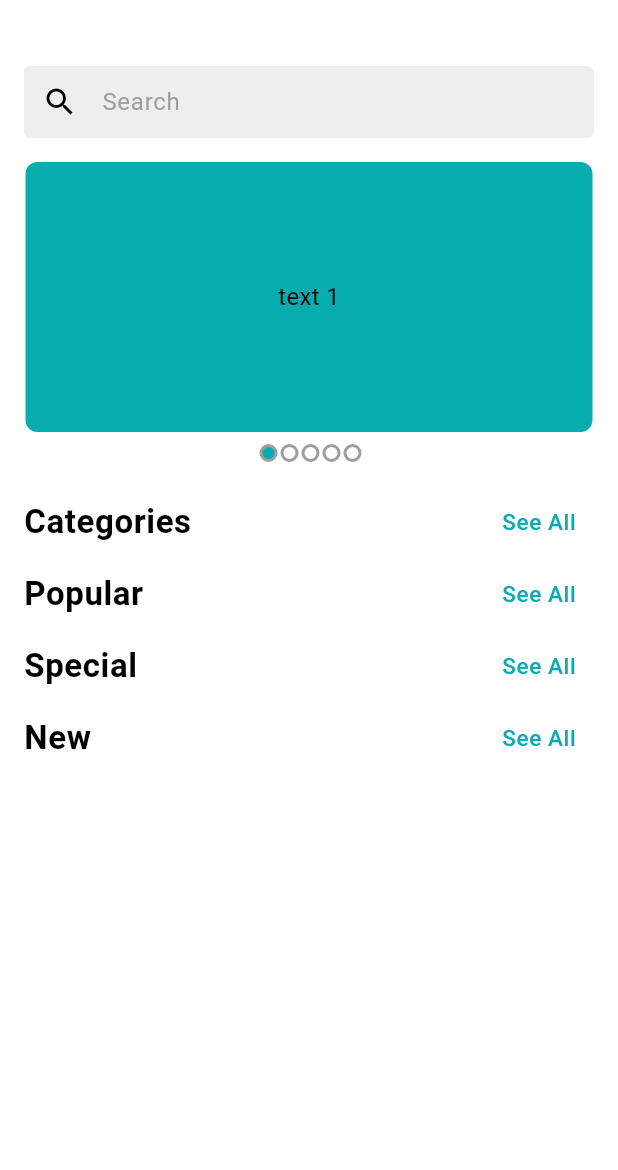
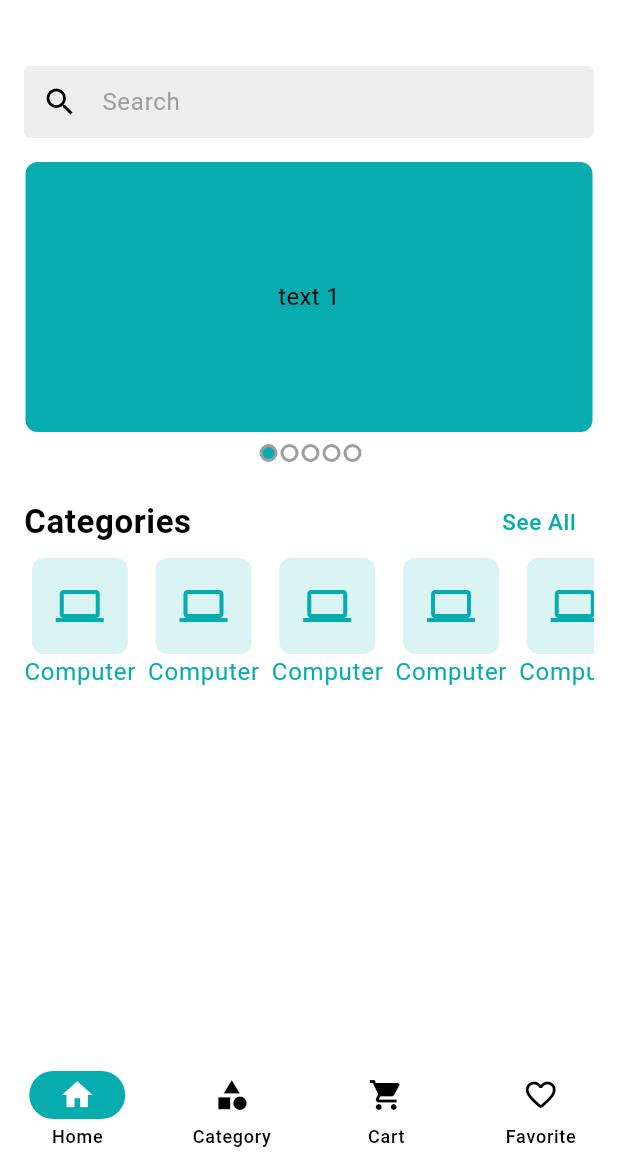
Before and after one commit to BappyGuria/ecapp, a Flutter app: the screen it shows after launch, on a phone screen of 412 x 824 dp, the part 66-1236 px from its top. Run offline on Flutter 3.47's test engine with Material 3 defaults, Android fonts, the phone set to English and light mode, and no system bars; drawn by our look-alikes of carousel_slider; our stand-ins replace email_validator, firebase_core, firebase_crashlytics, flutter_svg, get; accounts and stored records are empty.

Commit message:
Bottom Nav Bar Screen Add

```diff
--- a/lib/app/app.dart
+++ b/lib/app/app.dart
@@ -1,5 +1,7 @@
 import 'package:ecapp/features/auth/ui/screens/splash_screen.dart';
+import 'package:ecapp/features/commone/ui/controller/controller_binder.dart';
 import 'package:flutter/material.dart';
+import 'package:get/get.dart';
 
 import 'app_routs.dart';
 import 'app_theme.dart';
@@ -9,12 +11,13 @@ class CraftyBay extends StatelessWidget {
 
   @override
   Widget build(BuildContext context) {
-    return MaterialApp(
+    return GetMaterialApp(
       debugShowCheckedModeBanner: false,
       theme: AppTheme.lightTheme,
       initialRoute: SplashScreen.name,
       onGenerateRoute: AppRouts.routes,
       home: SplashScreen(),
+      initialBinding: ControllerBinder(),
     );
   }
 }
--- a/lib/app/app_routs.dart
+++ b/lib/app/app_routs.dart
@@ -1,9 +1,7 @@
-import 'package:ecapp/features/home/ui/screens/home_screens.dart';
+import 'package:ecapp/features/commone/ui/screens/main_bottom_nav_screens.dart';
 import 'package:ecapp/features/auth/ui/screens/login_screen.dart';
 import 'package:ecapp/features/auth/ui/screens/sign_up_screens.dart';
-import 'package:flutter/cupertino.dart';
 import 'package:flutter/material.dart';
-
 import '../features/auth/ui/screens/splash_screen.dart';
 
 class AppRouts{
@@ -15,8 +13,8 @@ class AppRouts{
       screenWidget = LoginScreen();
     }if(settings.name == SignUpScreens.name){
       screenWidget = SignUpScreens();
-    }if(settings.name == HomeScreens.name){
-      screenWidget = HomeScreens();
+    }if(settings.name == MainBottomNavScreens.name){
+      screenWidget = MainBottomNavScreens();
     }
     return MaterialPageRoute(builder: (context) => screenWidget);
   }
--- a/lib/features/auth/ui/screens/splash_screen.dart
+++ b/lib/features/auth/ui/screens/splash_screen.dart
@@ -1,3 +1,4 @@
+import 'package:ecapp/features/commone/ui/screens/main_bottom_nav_screens.dart';
 import 'package:ecapp/features/home/ui/screens/home_screens.dart';
 import 'package:ecapp/features/auth/ui/screens/login_screen.dart';
 import 'package:flutter/material.dart';
@@ -23,7 +24,7 @@ class _SplashScreenState extends State<SplashScreen> {
   /// Move TO Login Screen
   Future<void>_moveToLoginScreen()async{
     await Future.delayed(Duration(seconds: 3));
-    Navigator.pushReplacementNamed(context, HomeScreens.name);
+    Navigator.pushReplacementNamed(context, MainBottomNavScreens.name);
   }
 
 
--- /dev/null
+++ b/lib/features/commone/ui/controller/controller_binder.dart
@@ -0,0 +1,10 @@
+import 'package:ecapp/features/commone/ui/controller/main_botom_nav_controller.dart';
+import 'package:get/get.dart';
+
+class ControllerBinder extends Bindings{
+  @override
+  void dependencies() {
+    Get.put(MainBottomNavController());
+  }
+
+}
--- /dev/null
+++ b/lib/features/commone/ui/controller/main_botom_nav_controller.dart
@@ -0,0 +1,23 @@
+import 'package:get/get.dart';
+
+class MainBottomNavController extends GetxController{
+  int _currentIndex = 0;
+
+  int get selectIndex => _currentIndex;
+
+  void changeIndex (int index){
+    if(index == _currentIndex){
+      return;
+    }
+    _currentIndex = index;
+    update();
+  }
+
+  void moveToCategory(){
+    changeIndex(1);
+  }
+
+  void backToHome(){
+    changeIndex(0);
+  }
+}
--- /dev/null
+++ b/lib/features/commone/ui/screens/main_bottom_nav_screens.dart
@@ -0,0 +1,43 @@
+import 'package:ecapp/features/commone/ui/controller/main_botom_nav_controller.dart';
+import 'package:ecapp/features/home/ui/screens/home_screens.dart';
+import 'package:ecapp/features/product/ui/screens/product_category_screen.dart';
+import 'package:flutter/material.dart';
+import 'package:get/get.dart';
+
+class MainBottomNavScreens extends StatefulWidget {
+  const MainBottomNavScreens({super.key});
+
+  static const String name = 'main-bottom-nav';
+
+  @override
+  State<MainBottomNavScreens> createState() => _MainBottomNavScreensState();
+}
+
+class _MainBottomNavScreensState extends State<MainBottomNavScreens> {
+  final List<Widget> _screens = [
+    HomeScreens(),
+    ProductCategoryScreen(),
+    ProductCategoryScreen(),
+    ProductCategoryScreen()
+  ];
+  @override
+  Widget build(BuildContext context) {
+    return GetBuilder<MainBottomNavController>(
+      builder: (navController) {
+        return Scaffold(
+          body: _screens[navController.selectIndex],
+          bottomNavigationBar: NavigationBar(
+            selectedIndex: navController.selectIndex,
+            onDestinationSelected: navController.changeIndex,
+            destinations: [
+              NavigationDestination(icon: Icon(Icons.home), label: 'Home'),
+              NavigationDestination(icon: Icon(Icons.category), label: 'Category'),
+              NavigationDestination(icon: Icon(Icons.shopping_cart), label: 'Cart'),
+              NavigationDestination(icon: Icon(Icons.favorite_outline_rounded), label: 'Favorite'),
+            ],
+          ),
+        );
+      },
+    );
+  }
+}
--- /dev/null
+++ b/lib/features/commone/ui/widget/product_catgory_item.dart
@@ -0,0 +1,34 @@
+import 'package:flutter/material.dart';
+
+import '../../../../app/app_colors.dart';
+
+class ProductCategoryItem extends StatelessWidget {
+  const ProductCategoryItem({
+    super.key,
+  });
+
+  @override
+  Widget build(BuildContext context) {
+    return Column(
+      children: [
+        Container(
+          padding: EdgeInsets.all(16.0),
+          decoration: BoxDecoration(
+              borderRadius: BorderRadius.circular(8),
+              color: AppColors.themeColor.withOpacity(0.15)),
+          child: Icon(
+            Icons.computer,
+            color: AppColors.themeColor,
+            size: 32,
+          ),
+        ),
+        Text(
+          'Computer',
+          style: TextTheme.of(context)
+              .bodyLarge
+              ?.copyWith(color: AppColors.themeColor),
+        )
+      ],
+    );
+  }
+}
--- a/lib/features/home/ui/screens/home_screens.dart
+++ b/lib/features/home/ui/screens/home_screens.dart
@@ -1,8 +1,13 @@
 import 'package:ecapp/app/assets_path.dart';
+import 'package:ecapp/features/commone/ui/controller/main_botom_nav_controller.dart';
+import 'package:ecapp/features/product/ui/screens/product_category_screen.dart';
 import 'package:flutter/material.dart';
 import 'package:flutter_svg/flutter_svg.dart';
+import 'package:get/get.dart';
+import 'package:get/get_core/src/get_main.dart';
 import '../widget/app_bar_icon_button.dart';
 import '../widget/home_carousel_slider.dart';
+import '../../../commone/ui/widget/product_catgory_item.dart';
 import '../widget/product_search_button.dart';
 
 class HomeScreens extends StatefulWidget {
@@ -35,10 +40,10 @@ class _HomeScreensState extends State<HomeScreens> {
               const SizedBox(
                 height: 16,
               ),
-              _buildSectionHeader(title: 'Categories', onTapSeeAll: () {}),
-              _buildSectionHeader(title: 'Popular', onTapSeeAll: () {}),
-              _buildSectionHeader(title: 'Special', onTapSeeAll: () {}),
-              _buildSectionHeader(title: 'New', onTapSeeAll: () {}),
+              _buildSectionHeader(title: 'Categories', onTapSeeAll: () {
+                Get.find<MainBottomNavController>().moveToCategory();
+              }),
+              _getCategoryList(),
             ],
           ),
         ),
@@ -46,7 +51,21 @@ class _HomeScreensState extends State<HomeScreens> {
     );
   }
 
-
+  Widget _getCategoryList() {
+    return SizedBox(
+      height: 100,
+      child: ListView.separated(
+        scrollDirection: Axis.horizontal,
+        itemCount: 10,
+        itemBuilder: (context, index) {
+          return ProductCategoryItem();
+        },
+        separatorBuilder: (context, index) => const SizedBox(
+          width: 8,
+        ),
+      ),
+    );
+  }
 
   AppBar _buildAppBar() {
     return AppBar(
@@ -84,5 +103,4 @@ class _HomeScreensState extends State<HomeScreens> {
       ],
     );
   }
-
 }
--- a/pubspec.yaml
+++ b/pubspec.yaml
@@ -15,6 +15,7 @@ dependencies:
   flutter_svg: ^2.1.0
   email_validator: ^3.0.0
   carousel_slider: ^5.1.1
+  get: ^4.7.2
 
 dev_dependencies:
   flutter_test:
```
Also changed, not shown: lib/features/product/ui/screens/product_category_screen.dart (added, +50 -0 lines), pubspec.lock.
